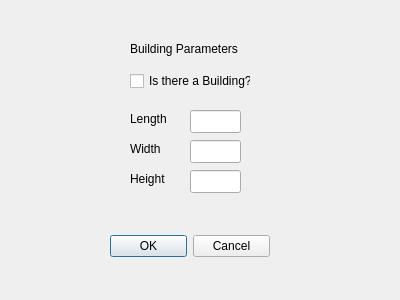
Old version of the form Experimental/VaporIntrusionGUI/VaporIntrusionDelegate/BuildingDialog.ui in the repository perryiv/cadkit.
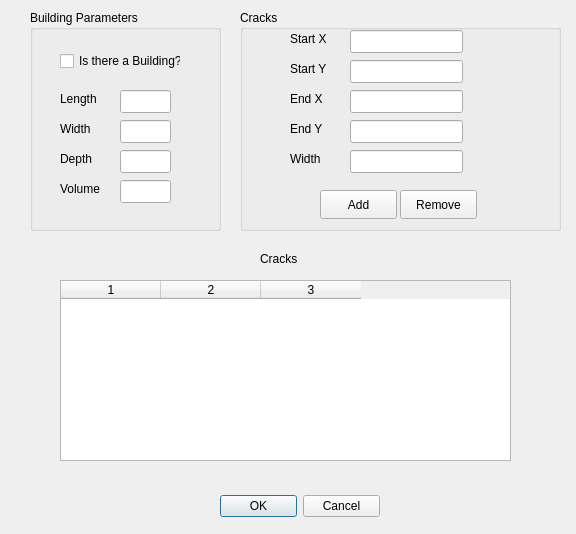
New version of the form.

Commit message: - added cracks editor to the building dialog - fixed some issues with the building where it was being shown even if show was unchecked

What changed in the file:
```diff
--- a/Experimental/VaporIntrusionGUI/VaporIntrusionDelegate/BuildingDialog.ui
+++ b/Experimental/VaporIntrusionGUI/VaporIntrusionDelegate/BuildingDialog.ui
@@ -5,8 +5,8 @@
    <rect>
     <x>0</x>
     <y>0</y>
-    <width>400</width>
-    <height>300</height>
+    <width>576</width>
+    <height>534</height>
    </rect>
   </property>
   <property name="windowTitle" >
@@ -15,8 +15,8 @@
   <widget class="QDialogButtonBox" name="okCancelButtons" >
    <property name="geometry" >
     <rect>
-     <x>110</x>
-     <y>230</y>
+     <x>220</x>
+     <y>490</y>
      <width>160</width>
      <height>32</height>
     </rect>
@@ -28,99 +28,308 @@
     <set>QDialogButtonBox::Cancel|QDialogButtonBox::NoButton|QDialogButtonBox::Ok</set>
    </property>
   </widget>
-  <widget class="QLabel" name="label" >
+  <widget class="QTableWidget" name="_cracksTable" >
    <property name="geometry" >
     <rect>
-     <x>130</x>
-     <y>40</y>
-     <width>121</width>
-     <height>18</height>
+     <x>60</x>
+     <y>280</y>
+     <width>451</width>
+     <height>181</height>
     </rect>
    </property>
-   <property name="text" >
+   <property name="rowCount" >
+    <number>0</number>
+   </property>
+   <property name="columnCount" >
+    <number>3</number>
+   </property>
+   <column/>
+   <column/>
+   <column/>
+  </widget>
+  <widget class="QGroupBox" name="_buildingGroup" >
+   <property name="geometry" >
+    <rect>
+     <x>30</x>
+     <y>10</y>
+     <width>191</width>
+     <height>221</height>
+    </rect>
+   </property>
+   <property name="title" >
     <string>Building Parameters</string>
    </property>
+   <widget class="QLabel" name="label_2" >
+    <property name="geometry" >
+     <rect>
+      <x>30</x>
+      <y>80</y>
+      <width>53</width>
+      <height>18</height>
+     </rect>
+    </property>
+    <property name="text" >
+     <string>Length</string>
+    </property>
+   </widget>
+   <widget class="QLineEdit" name="_widthField" >
+    <property name="geometry" >
+     <rect>
+      <x>90</x>
+      <y>110</y>
+      <width>51</width>
+      <height>23</height>
+     </rect>
+    </property>
+   </widget>
+   <widget class="QLineEdit" name="_heightField" >
+    <property name="geometry" >
+     <rect>
+      <x>90</x>
+      <y>140</y>
+      <width>51</width>
+      <height>23</height>
+     </rect>
+    </property>
+   </widget>
+   <widget class="QLabel" name="label_3" >
+    <property name="geometry" >
+     <rect>
+      <x>30</x>
+      <y>110</y>
+      <width>53</width>
+      <height>18</height>
+     </rect>
+    </property>
+    <property name="text" >
+     <string>Width</string>
+    </property>
+   </widget>
+   <widget class="QCheckBox" name="_buildingExists" >
+    <property name="geometry" >
+     <rect>
+      <x>30</x>
+      <y>40</y>
+      <width>121</width>
+      <height>22</height>
+     </rect>
+    </property>
+    <property name="text" >
+     <string>Is there a Building?</string>
+    </property>
+   </widget>
+   <widget class="QLabel" name="label_4" >
+    <property name="geometry" >
+     <rect>
+      <x>30</x>
+      <y>140</y>
+      <width>53</width>
+      <height>18</height>
+     </rect>
+    </property>
+    <property name="text" >
+     <string>Depth</string>
+    </property>
+   </widget>
+   <widget class="QLineEdit" name="_lengthField" >
+    <property name="geometry" >
+     <rect>
+      <x>90</x>
+      <y>80</y>
+      <width>51</width>
+      <height>23</height>
+     </rect>
+    </property>
+   </widget>
+   <widget class="QLineEdit" name="_volume" >
+    <property name="geometry" >
+     <rect>
+      <x>90</x>
+      <y>170</y>
+      <width>51</width>
+      <height>23</height>
+     </rect>
+    </property>
+   </widget>
+   <widget class="QLabel" name="label_10" >
+    <property name="geometry" >
+     <rect>
+      <x>30</x>
+      <y>170</y>
+      <width>53</width>
+      <height>18</height>
+     </rect>
+    </property>
+    <property name="text" >
+     <string>Volume</string>
+    </property>
+   </widget>
   </widget>
-  <widget class="QCheckBox" name="_buildingExists" >
+  <widget class="QGroupBox" name="_cracksGroup" >
    <property name="geometry" >
     <rect>
-     <x>130</x>
-     <y>70</y>
-     <width>121</width>
-     <height>22</height>
+     <x>240</x>
+     <y>10</y>
+     <width>321</width>
+     <height>221</height>
     </rect>
    </property>
-   <property name="text" >
-    <string>Is there a Building?</string>
+   <property name="title" >
+    <string>Cracks</string>
    </property>
+   <widget class="QPushButton" name="addButton" >
+    <property name="geometry" >
+     <rect>
+      <x>80</x>
+      <y>180</y>
+      <width>77</width>
+      <height>29</height>
+     </rect>
+    </property>
+    <property name="text" >
+     <string>Add</string>
+    </property>
+   </widget>
+   <widget class="QPushButton" name="removeButton" >
+    <property name="geometry" >
+     <rect>
+      <x>160</x>
+      <y>180</y>
+      <width>77</width>
+      <height>29</height>
+     </rect>
+    </property>
+    <property name="text" >
+     <string>Remove</string>
+    </property>
+   </widget>
+   <widget class="QLabel" name="label_5" >
+    <property name="geometry" >
+     <rect>
+      <x>50</x>
+      <y>20</y>
+      <width>53</width>
+      <height>18</height>
+     </rect>
+    </property>
+    <property name="text" >
+     <string>Start X</string>
+    </property>
+   </widget>
+   <widget class="QLineEdit" name="_startX" >
+    <property name="geometry" >
+     <rect>
+      <x>110</x>
+      <y>20</y>
+      <width>113</width>
+      <height>23</height>
+     </rect>
+    </property>
+   </widget>
+   <widget class="QLineEdit" name="_startY" >
+    <property name="geometry" >
+     <rect>
+      <x>110</x>
+      <y>50</y>
+      <width>113</width>
+      <height>23</height>
+     </rect>
+    </property>
+   </widget>
+   <widget class="QLabel" name="label_6" >
+    <property name="geometry" >
+     <rect>
+      <x>50</x>
+      <y>50</y>
+      <width>53</width>
+      <height>18</height>
+     </rect>
+    </property>
+    <property name="text" >
+     <string>Start Y</string>
+    </property>
+   </widget>
+   <widget class="QLineEdit" name="_endX" >
+    <property name="geometry" >
+     <rect>
+      <x>110</x>
+      <y>80</y>
+      <width>113</width>
+      <height>23</height>
+     </rect>
+    </property>
+   </widget>
+   <widget class="QLabel" name="label_8" >
+    <property name="geometry" >
+     <rect>
+      <x>50</x>
+      <y>80</y>
+      <width>53</width>
+      <height>18</height>
+     </rect>
+    </property>
+    <property name="text" >
+     <string>End X</string>
+    </property>
+   </widget>
+   <widget class="QLabel" name="label_7" >
+    <property name="geometry" >
+     <rect>
+      <x>50</x>
+      <y>110</y>
+      <width>53</width>
+      <height>18</height>
+     </rect>
+    </property>
+    <property name="text" >
+     <string>End Y</string>
+    </property>
+   </widget>
+   <widget class="QLineEdit" name="_endY" >
+    <property name="geometry" >
+     <rect>
+      <x>110</x>
+      <y>110</y>
+      <width>113</width>
+      <height>23</height>
+     </rect>
+    </property>
+   </widget>
+   <widget class="QLineEdit" name="_width" >
+    <property name="geometry" >
+     <rect>
+      <x>110</x>
+      <y>140</y>
+      <width>113</width>
+      <height>23</height>
+     </rect>
+    </property>
+   </widget>
+   <widget class="QLabel" name="label_9" >
+    <property name="geometry" >
+     <rect>
+      <x>50</x>
+      <y>140</y>
+      <width>53</width>
+      <height>18</height>
+     </rect>
+    </property>
+    <property name="text" >
+     <string>Width</string>
+    </property>
+   </widget>
   </widget>
-  <widget class="QLineEdit" name="_heightField" >
+  <widget class="QLabel" name="label" >
    <property name="geometry" >
     <rect>
-     <x>190</x>
-     <y>170</y>
-     <width>51</width>
-     <height>23</height>
-    </rect>
-   </property>
-  </widget>
-  <widget class="QLabel" name="label_4" >
-   <property name="geometry" >
-    <rect>
-     <x>130</x>
-     <y>170</y>
+     <x>260</x>
+     <y>250</y>
      <width>53</width>
      <height>18</height>
     </rect>
    </property>
    <property name="text" >
-    <string>Height</string>
-   </property>
-  </widget>
-  <widget class="QLineEdit" name="_widthField" >
-   <property name="geometry" >
-    <rect>
-     <x>190</x>
-     <y>140</y>
-     <width>51</width>
-     <height>23</height>
-    </rect>
-   </property>
-  </widget>
-  <widget class="QLabel" name="label_3" >
-   <property name="geometry" >
-    <rect>
-     <x>130</x>
-     <y>140</y>
-     <width>53</width>
-     <height>18</height>
-    </rect>
-   </property>
-   <property name="text" >
-    <string>Width</string>
-   </property>
-  </widget>
-  <widget class="QLineEdit" name="_lengthField" >
-   <property name="geometry" >
-    <rect>
-     <x>190</x>
-     <y>110</y>
-     <width>51</width>
-     <height>23</height>
-    </rect>
-   </property>
-  </widget>
-  <widget class="QLabel" name="label_2" >
-   <property name="geometry" >
-    <rect>
-     <x>130</x>
-     <y>110</y>
-     <width>53</width>
-     <height>18</height>
-    </rect>
-   </property>
-   <property name="text" >
-    <string>Length</string>
+    <string>Cracks</string>
    </property>
   </widget>
  </widget>
```
The commit also changes 6 other files.
